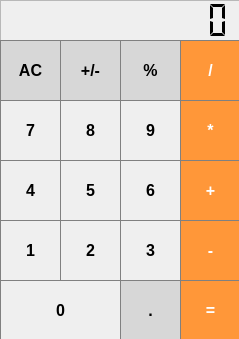
Above: calculator/mainwindow.ui from desolationGol/calc before the change. Below: the same form after it.
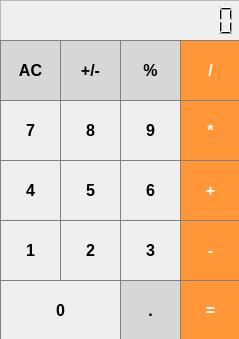
That is the form after the change.

Patch:
```diff
--- a/calculator/mainwindow.ui
+++ b/calculator/mainwindow.ui
@@ -36,16 +36,16 @@
      <enum>QFrame::Sunken</enum>
     </property>
     <property name="smallDecimalPoint">
-     <bool>true</bool>
+     <bool>false</bool>
     </property>
     <property name="digitCount">
-     <number>10</number>
+     <number>15</number>
     </property>
     <property name="mode">
      <enum>QLCDNumber::Dec</enum>
     </property>
     <property name="segmentStyle">
-     <enum>QLCDNumber::Flat</enum>
+     <enum>QLCDNumber::Filled</enum>
     </property>
    </widget>
    <widget class="QPushButton" name="pushButton_ac">
```
